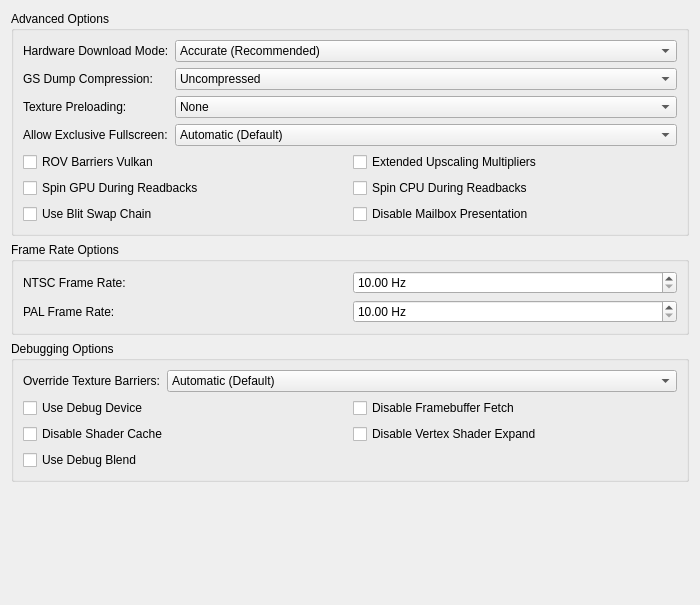
Qt form pcsx2-qt/Settings/GraphicsAdvancedSettingsTab.ui (PCSX2/pcsx2) before a commit.
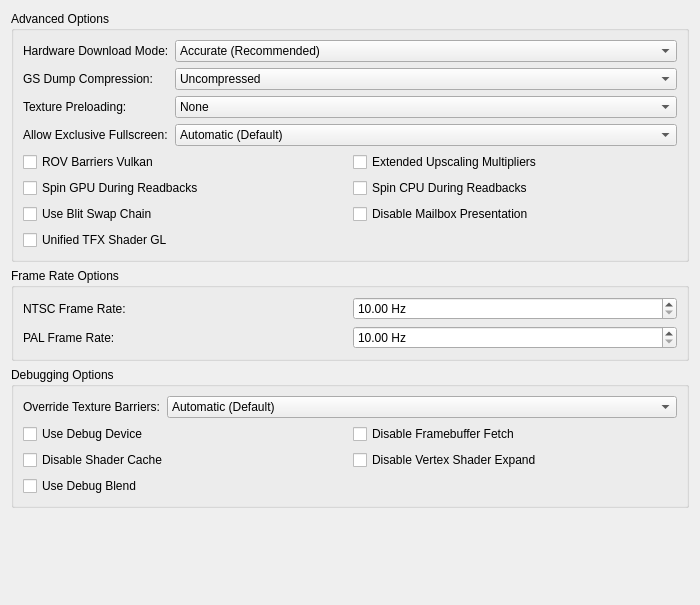
The same form after that commit.

Commit message: GS:GL: Restore non-unified GL shader and add setting to use unified GL shader.

What changed in the file:
```diff
--- a/pcsx2-qt/Settings/GraphicsAdvancedSettingsTab.ui
+++ b/pcsx2-qt/Settings/GraphicsAdvancedSettingsTab.ui
@@ -138,6 +138,13 @@
           </property>
          </widget>
         </item>
+        <item row="4" column="0">
+         <widget class="QCheckBox" name="unifiedTFXShaderGL">
+          <property name="text">
+           <string>Unified TFX Shader GL</string>
+          </property>
+         </widget>
+        </item>
        </layout>
       </item>
       <item row="6" column="0">
```
Left out of the diff: 1 changed line with no effect on the pictures. The commit also changes 8 other files.
